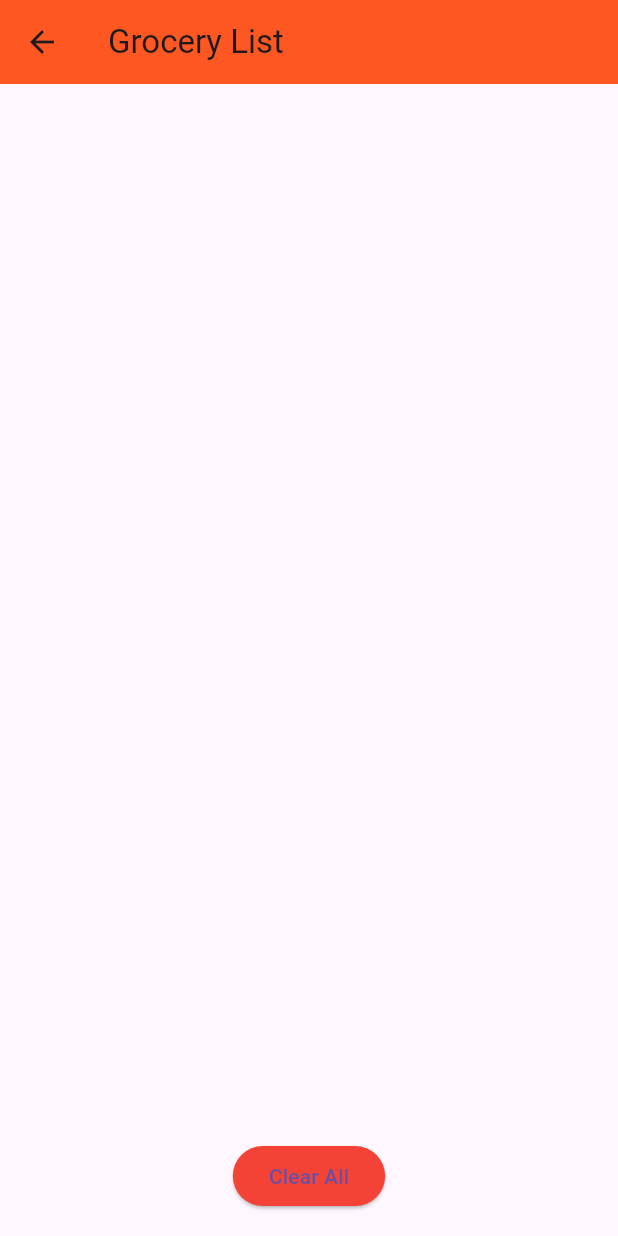
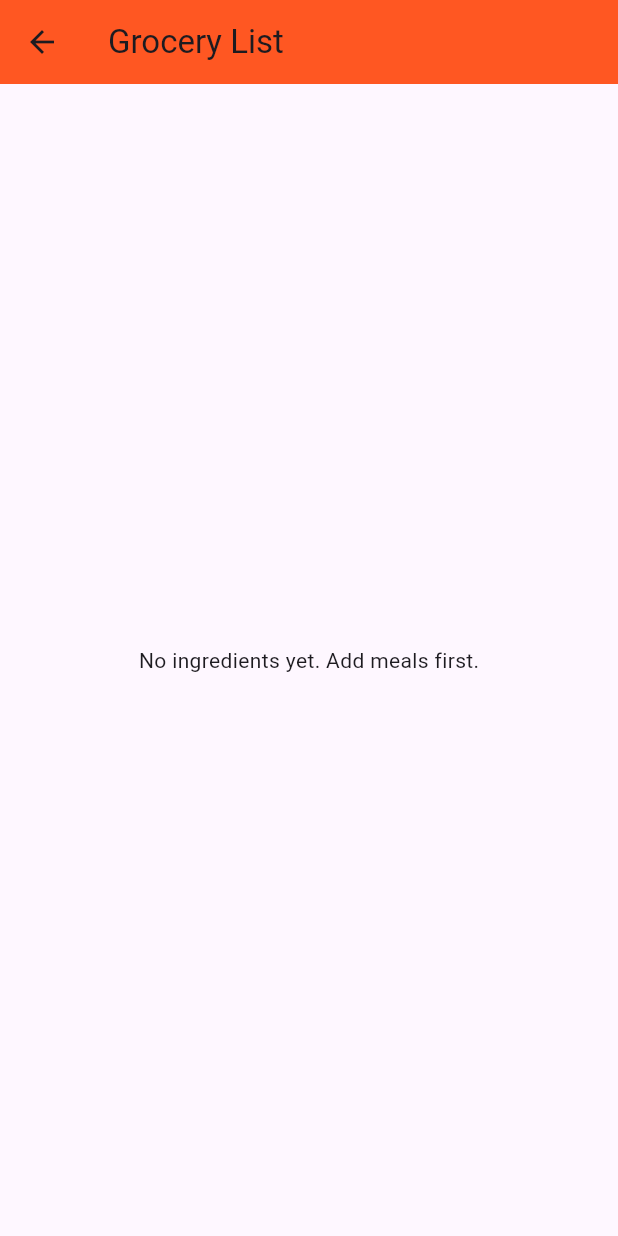
Before and after one commit to sricharan8462/MealandRecipePlanner, a Flutter app: the GroceryListScreen screen opened by its route, on a phone screen of 412 x 824 dp. Run offline on Flutter 3.47's test engine with Material 3 defaults, Android fonts, the light colour scheme and no system bars.

Commit message:
Create the Grocery List Page

```diff
--- a/lib/screens/grocery_list_screen.dart
+++ b/lib/screens/grocery_list_screen.dart
@@ -1,79 +1,60 @@
 import 'package:flutter/material.dart';
 
-class GroceryListScreen extends StatefulWidget {
+class GroceryListScreen extends StatelessWidget {
   final Map<String, List<String>> ingredientMap;
 
   GroceryListScreen({required this.ingredientMap});
 
-  @override
-  _GroceryListScreenState createState() => _GroceryListScreenState();
-}
+  final Map<String, List<String>> recipeIngredients = {
+    "Vegan Salad": ["1 cup lettuce", "1/2 cup cherry tomatoes", "1/4 cup cucumbers", "1 tbsp olive oil", "1 tsp lemon juice"],
+    "Gluten-Free Pasta": ["200g gluten-free pasta", "1/2 cup tomato sauce", "1/4 cup bell peppers", "1/4 cup onions", "1/2 tsp oregano"],
+    "Chicken Stir Fry": ["200g chicken breast", "1/2 cup bell peppers", "1/4 cup onions", "2 tbsp soy sauce", "1 tbsp sesame oil"],
+    "Mushroom Risotto": ["1 cup Arborio rice", "1/2 cup mushrooms", "1/4 cup onions", "2 cups vegetable broth", "1/4 cup Parmesan cheese"],
+    "Grilled Salmon": ["2 salmon fillets", "1 tbsp olive oil", "1 tbsp lemon juice", "1 tsp garlic powder"],
+    "Quinoa Bowl": ["1 cup quinoa", "1/2 cup black beans", "1/2 cup corn", "1/4 cup tomatoes", "1/4 cup onions"],
+    "Tofu Stir Fry": ["200g firm tofu", "1/2 cup broccoli", "1/4 cup carrots", "1 tbsp soy sauce", "1 tsp sesame oil"],
+    "Beef Tacos": ["200g ground beef", "1 tbsp taco seasoning", "4 taco shells", "1/2 cup lettuce", "1/4 cup tomatoes"],
+    "Cauliflower Rice": ["1 medium cauliflower", "1 tbsp olive oil", "1/4 cup onions", "1 tsp garlic", "1/4 cup vegetable broth"],
+    "Paneer Butter Masala": ["200g paneer", "1 cup tomato puree", "1/4 cup cream", "1 tbsp butter", "1 tsp garam masala"],
+    "Shrimp Scampi": ["200g shrimp", "2 tbsp butter", "2 cloves garlic", "1/2 cup white wine", "1 tbsp lemon juice"],
+    "Lentil Soup": ["1 cup lentils", "1/2 cup carrots", "1/4 cup celery", "1/4 cup onions", "2 cups vegetable broth"],
+    "Grilled Chicken": ["2 chicken breasts", "1 tbsp olive oil", "1 tsp paprika", "1 tsp garlic powder", "1/2 tsp oregano"],
+    "Chickpea Stew": ["1 can chickpeas", "1/2 cup tomatoes", "1/4 cup onions", "2 cups vegetable broth", "1 tsp cumin"],
+    "Vegetable Stir Fry": ["1 cup broccoli", "1/2 cup bell peppers", "1/4 cup carrots", "1 tbsp soy sauce", "1 tsp ginger"],
+  };
 
-class _GroceryListScreenState extends State<GroceryListScreen> {
-  Set<String> groceryList = {};
-  Set<String> checkedItems = Set();
-
-  @override
-  void initState() {
-    super.initState();
-    updateGroceryList(widget.ingredientMap);
-  }
-
-  void updateGroceryList(Map<String, List<String>> ingredientMap) {
-    setState(() {
-      groceryList.clear();
-      ingredientMap.forEach((_, ingredients) {
-        groceryList.addAll(ingredients);
-      });
+  List<String> generateGroceryList() {
+    Set<String> groceryList = {};
+    ingredientMap.forEach((day, meals) {
+      for (String meal in meals) {
+        if (recipeIngredients.containsKey(meal)) {
+          groceryList.addAll(recipeIngredients[meal]!);
+        }
+      }
     });
+    return groceryList.toList();
   }
 
   @override
   Widget build(BuildContext context) {
+    List<String> groceryList = generateGroceryList();
+
     return Scaffold(
-      appBar: AppBar(
-        title: Text("Grocery List"),
-        backgroundColor: Colors.deepOrange,
-      ),
-      body: Column(
-        children: [
-          Expanded(
-            child: ListView.builder(
-              padding: EdgeInsets.all(16.0),
+      appBar: AppBar(title: Text("Grocery List"), backgroundColor: Colors.deepOrange),
+      body: groceryList.isEmpty
+          ? Center(child: Text("No ingredients yet. Add meals first."))
+          : ListView.builder(
+              padding: EdgeInsets.all(10),
               itemCount: groceryList.length,
               itemBuilder: (context, index) {
-                final item = groceryList.elementAt(index);
-                return CheckboxListTile(
-                  title: Text(item),
-                  value: checkedItems.contains(item),
-                  onChanged: (bool? value) {
-                    setState(() {
-                      if (value == true) {
-                        checkedItems.add(item);
-                      } else {
-                        checkedItems.remove(item);
-                      }
-                    });
-                  },
+                return Card(
+                  child: ListTile(
+                    leading: Icon(Icons.check_box_outline_blank),
+                    title: Text(groceryList[index]),
+                  ),
                 );
               },
             ),
-          ),
-          Padding(
-            padding: EdgeInsets.all(16.0),
-            child: ElevatedButton(
-              onPressed: () {
-                setState(() {
-                  groceryList.clear();
-                  checkedItems.clear();
-                });
-              },
-              child: Text("Clear All"),
-              style: ElevatedButton.styleFrom(backgroundColor: Colors.red),
-            ),
-          )
-        ],
-      ),
     );
   }
 }
```
